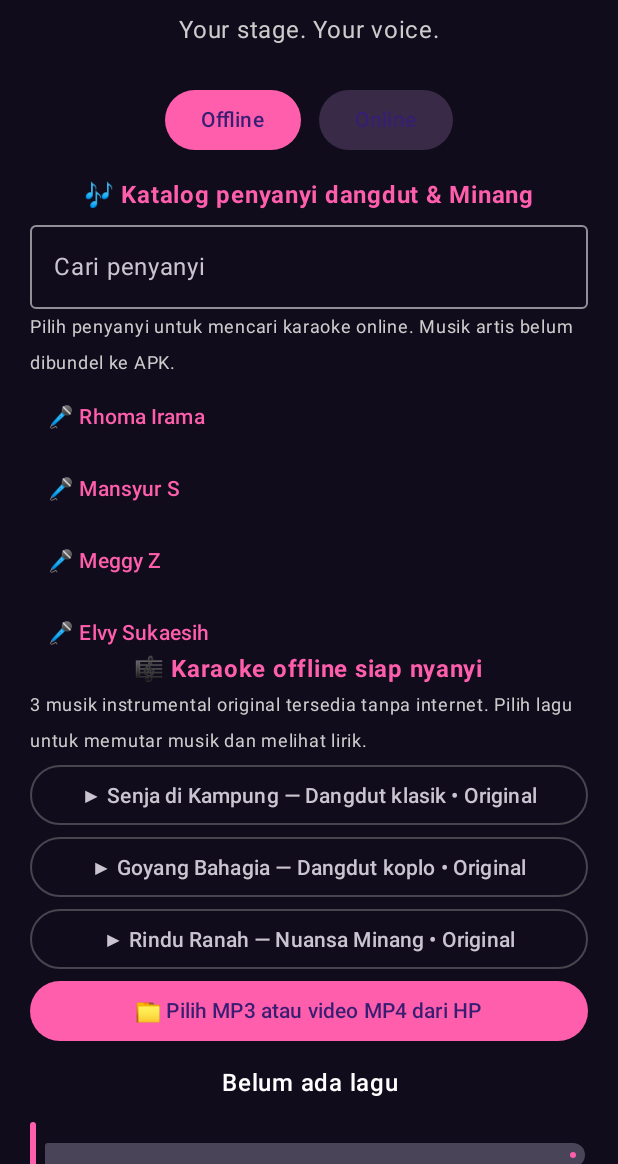
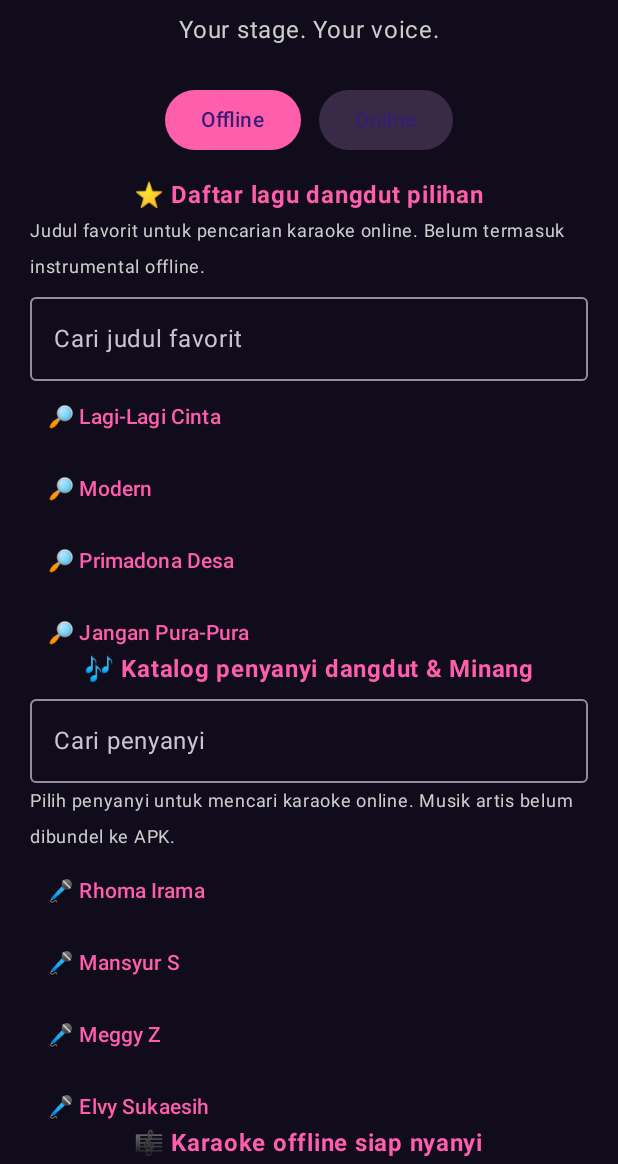
Before and after one commit to stdcrypto-boop/IING-STD-Karaoke, an Android app built with Jetpack Compose: the screen it shows after launch (MainActivity), on a phone screen of 412 x 824 dp, the part 72-1236 px from its top. Run offline under Robolectric (Android 15) with nearby library versions, the phone set to English and light mode, and no system bars.

Commit message:
Add requested dangdut favorites as clearly labeled searchable song catalog

```diff
--- a/app/src/main/java/com/iingstd/karaoke/MainActivity.kt
+++ b/app/src/main/java/com/iingstd/karaoke/MainActivity.kt
@@ -301,6 +301,32 @@ class MainActivity : ComponentActivity() {
                         }
                     }
                     Spacer(Modifier.height(14.dp))
+                    Text("⭐ Daftar lagu dangdut pilihan", color = Pink, fontWeight = FontWeight.Bold)
+                    Text("Judul favorit untuk pencarian karaoke online. Belum termasuk instrumental offline.",
+                        color = Color.LightGray, fontSize = 12.sp)
+                    val requestedSongs = listOf(
+                        "Lagi-Lagi Cinta", "Modern", "Primadona Desa",
+                        "Jangan Pura-Pura", "Cinta Daun Keladi",
+                        "Sama Jahatnya", "Malam — Rita Sugiarto"
+                    )
+                    var requestedSongSearch by remember { mutableStateOf("") }
+                    OutlinedTextField(
+                        value = requestedSongSearch,
+                        onValueChange = { requestedSongSearch = it },
+                        label = { Text("Cari judul favorit") },
+                        singleLine = true,
+                        modifier = Modifier.fillMaxWidth()
+                    )
+                    Column(Modifier.fillMaxWidth().heightIn(max = 180.dp).verticalScroll(rememberScrollState())) {
+                        requestedSongs.filter {
+                            it.contains(requestedSongSearch.trim(), ignoreCase = true)
+                        }.forEach { songTitle ->
+                            TextButton(onClick = {
+                                onlineSearch = songTitle
+                                mode = "Online"
+                            }) { Text("🔎 " + songTitle) }
+                        }
+                    }
                     Text("🎶 Katalog penyanyi dangdut & Minang", color = Pink, fontWeight = FontWeight.Bold)
                     var artistSearch by remember { mutableStateOf("") }
                     OutlinedTextField(
```
